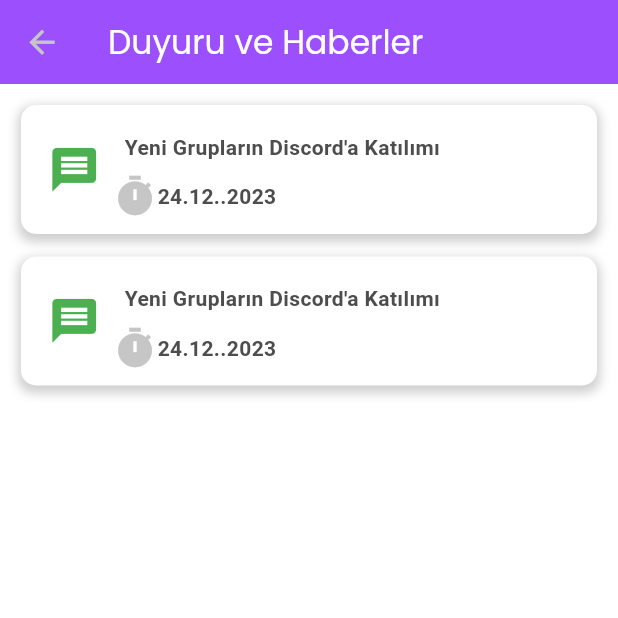
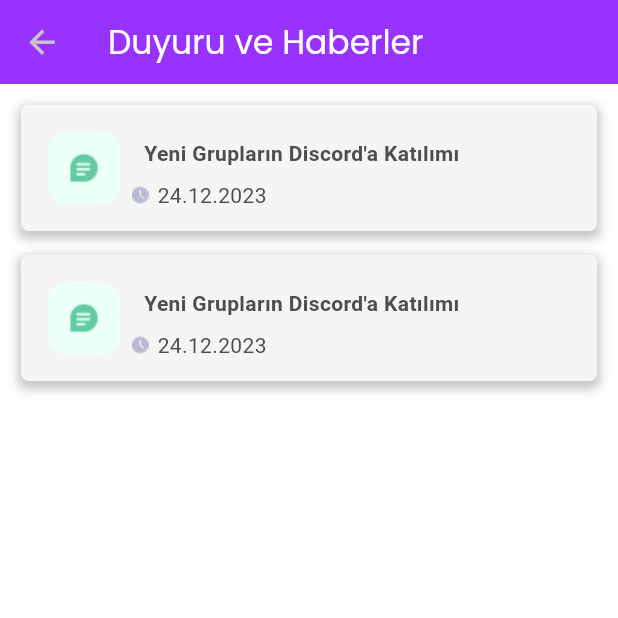
Before and after one commit to ozgeakinci/tobeto-app, a Flutter app: the AnnounccementAndnews screen opened directly, on a phone screen of 412 x 824 dp, the top half of it. Run offline on Flutter 3.47's test engine with Material 3 defaults, Android fonts, the phone set to English and light mode, and no system bars; our stand-ins replace google_fonts.

Commit message:
announccementAndnews style fixed and new natification card added

```diff
--- a/lib/view/screens/homeScreens/announccementAndnews.dart
+++ b/lib/view/screens/homeScreens/announccementAndnews.dart
@@ -1,4 +1,6 @@
 import 'package:flutter/material.dart';
+import 'package:tobeto_app/theme/tobeto_theme_color.dart';
+import 'package:tobeto_app/view/widgets/announccementAndnewsWidgets/natification_card.dart';
 
 class AnnounccementAndnews extends StatelessWidget {
   const AnnounccementAndnews({Key? key}) : super(key: key);
@@ -7,110 +9,21 @@
   Widget build(BuildContext context) {
     return Scaffold(
       appBar: AppBar(
-        title: const Text(
+        title: Text(
           "Duyuru ve Haberler",
-          style: TextStyle(color: Colors.white),
+          style: TextStyle(color: TobetoAppColor.textColorDark),
         ),
-        backgroundColor: const Color(0xFF9B4FFD),
+        backgroundColor: TobetoAppColor.colorSchemeLight.primary,
       ),
       body: Padding(
         padding: const EdgeInsets.all(14.0),
         child: ListView(
-          children: [
-            Container(
-              padding: const EdgeInsets.all(10),
-              decoration: BoxDecoration(
-                borderRadius: BorderRadius.circular(10),
-                boxShadow: [
-                  BoxShadow(
-                    color: Colors.grey.withOpacity(0.5),
-                    spreadRadius: 2,
-                    blurRadius: 5,
-                    offset: Offset(0, 3),
-                  ),
-                ],
-                color: Colors.white,
-              ),
-              child: const Row(
-                mainAxisAlignment: MainAxisAlignment.start,
-                children: [
-                  Padding(
-                    padding: EdgeInsets.all(8.0),
-                    child: Icon(
-                      Icons.message,
-                      color: Colors.green,
-                      size: 35,
-                    ),
-                  ),
-                  Column(
-                    crossAxisAlignment: CrossAxisAlignment.start,
-                    children: [
-                      Padding(
-                        padding: EdgeInsets.all(8.0),
-                        child: Text("Yeni Grupların Discord'a Katılımı"),
-                      ),
-                      Row(
-                        children: [
-                          Icon(
-                            Icons.timer,
-                          ),
-                          Text("24.12..2023"),
-                        ],
-                      ),
-                    ],
-                  ),
-                ],
-              ),
+          children: const [
+            NatificationCard(),
+            SizedBox(
+              height: 16,
             ),
-            const SizedBox(
-              height: 15,
-            ),
-            Container(
-              padding: EdgeInsets.all(10),
-              decoration: BoxDecoration(
-                borderRadius:
-                    BorderRadius.circular(10), // Adjust the radius as needed
-                boxShadow: [
-                  BoxShadow(
-                    color: Colors.grey.withOpacity(0.5),
-                    spreadRadius: 2,
-                    blurRadius: 5,
-                    offset: Offset(0, 3),
-                  ),
-                ],
-                color: Colors.white,
-              ),
-              child: const Row(
-                mainAxisAlignment: MainAxisAlignment.start,
-                children: [
-                  Padding(
-                    padding: EdgeInsets.all(8.0),
-                    child: Icon(
-                      Icons.message,
-                      color: Colors.green,
-                      size: 35,
-                    ),
-                  ),
-                  Column(
-                    crossAxisAlignment: CrossAxisAlignment.start,
-                    children: [
-                      Padding(
-                        padding: EdgeInsets.all(8.0),
-                        child: Text("Yeni Grupların Discord'a Katılımı"),
-                      ),
-                      Row(
-                        children: [
-                          Icon(
-                            Icons.timer,
-                          ),
-                          Text("24.12..2023"),
-                        ],
-                      ),
-                    ],
-                  ),
-                ],
-              ),
-            ),
+            NatificationCard()
           ],
         ),
       ),
--- /dev/null
+++ b/lib/view/widgets/announccementAndnewsWidgets/natification_card.dart
@@ -0,0 +1,54 @@
+import 'package:flutter/material.dart';
+import 'package:tobeto_app/theme/tobeto_theme_color.dart';
+
+class NatificationCard extends StatelessWidget {
+  const NatificationCard({Key? key}) : super(key: key);
+
+  @override
+  Widget build(BuildContext context) {
+    return Container(
+      padding: const EdgeInsets.all(10),
+      decoration: BoxDecoration(
+        borderRadius: BorderRadius.circular(5), // Adjust the radius as needed
+        boxShadow: [
+          BoxShadow(
+            color: TobetoAppColor.textColor,
+            spreadRadius: 2,
+            blurRadius: 5,
+            offset: const Offset(0, 3),
+          ),
+        ],
+        color: TobetoAppColor.backgroundLight,
+      ),
+      child: Row(
+        mainAxisAlignment: MainAxisAlignment.start,
+        children: [
+          Padding(
+            padding: const EdgeInsets.all(8.0),
+            child: Image.asset("assets/images/message_icon.png"),
+          ),
+          Column(
+            crossAxisAlignment: CrossAxisAlignment.start,
+            children: [
+              const Padding(
+                  padding: const EdgeInsets.all(8.0),
+                  child: Text(
+                    "Yeni Grupların Discord'a Katılımı",
+                  )),
+              Row(
+                children: [
+                  Image.asset("assets/images/time_icon.png"),
+                  const SizedBox(width: 6),
+                  const Text(
+                    "24.12.2023",
+                    style: TextStyle(fontWeight: FontWeight.w400),
+                  ),
+                ],
+              ),
+            ],
+          ),
+        ],
+      ),
+    );
+  }
+}
--- a/pubspec.yaml
+++ b/pubspec.yaml
@@ -64,6 +64,8 @@
      - assets/images/hello_tobeto.png
      - assets/images/anket_image.png
      - assets/images/survey_image.png
+     - assets/images/time_icon.png
+     - assets/images/message_icon.png
 
   # An image asset can refer to one or more resolution-specific "variants", see
   # https://flutter.dev/assets-and-images/#resolution-aware
```
Also changed, not shown: assets/images/message_icon.png (added), assets/images/time_icon.png (added).
